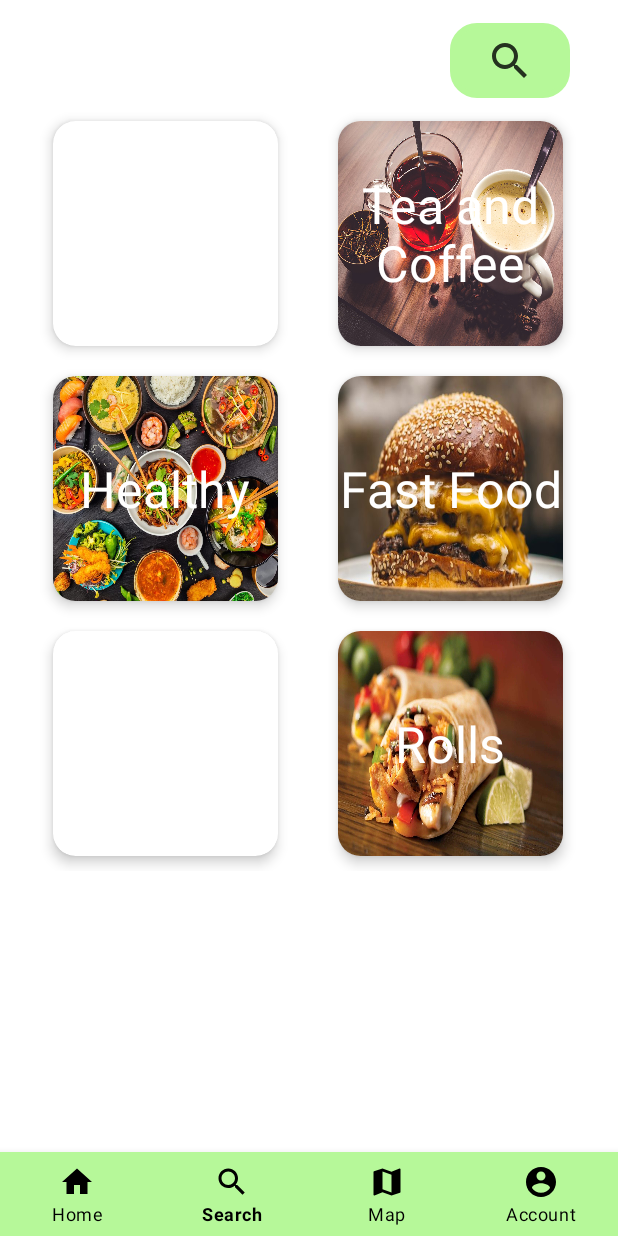
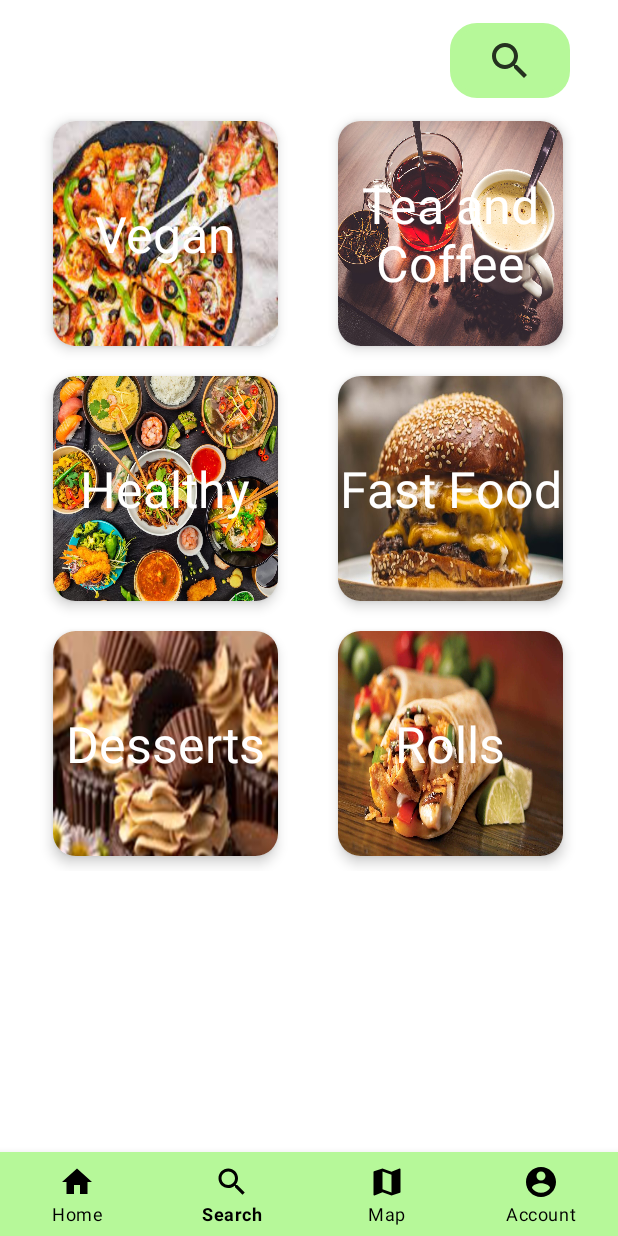
Before and after one commit to ETS-Android5/LeidosRollvan, an Android app: the screen it shows after launch once a user with an empty profile is signed in (MainActivity), item 2 of the bottom bar chosen, on a phone screen of 412 x 824 dp. Run offline under Robolectric (Android 15) with nearby library versions, the phone set to English and light mode, and no system bars; our stand-ins replace Firebase (no records; nobody signed in at launch, a user with empty details on screens opened directly).

Commit message:
complete search functionalityЭ

```diff
--- a/Android_Project/app/src/main/res/layout/fragment_search.xml
+++ b/Android_Project/app/src/main/res/layout/fragment_search.xml
@@ -57,7 +57,7 @@
                         android:id="@+id/btn1"
                         android:layout_width="match_parent"
                         android:layout_height="match_parent"
-
+                        android:background="@drawable/pizza"
                         android:clickable="true"
                         android:gravity="center"
                         android:orientation="vertical">
@@ -171,6 +171,7 @@
                         android:layout_width="match_parent"
                         android:layout_height="match_parent"
                         android:clickable="true"
+                        android:background="@drawable/cupcake"
                         android:gravity="center"
                         android:orientation="vertical">
 
```
